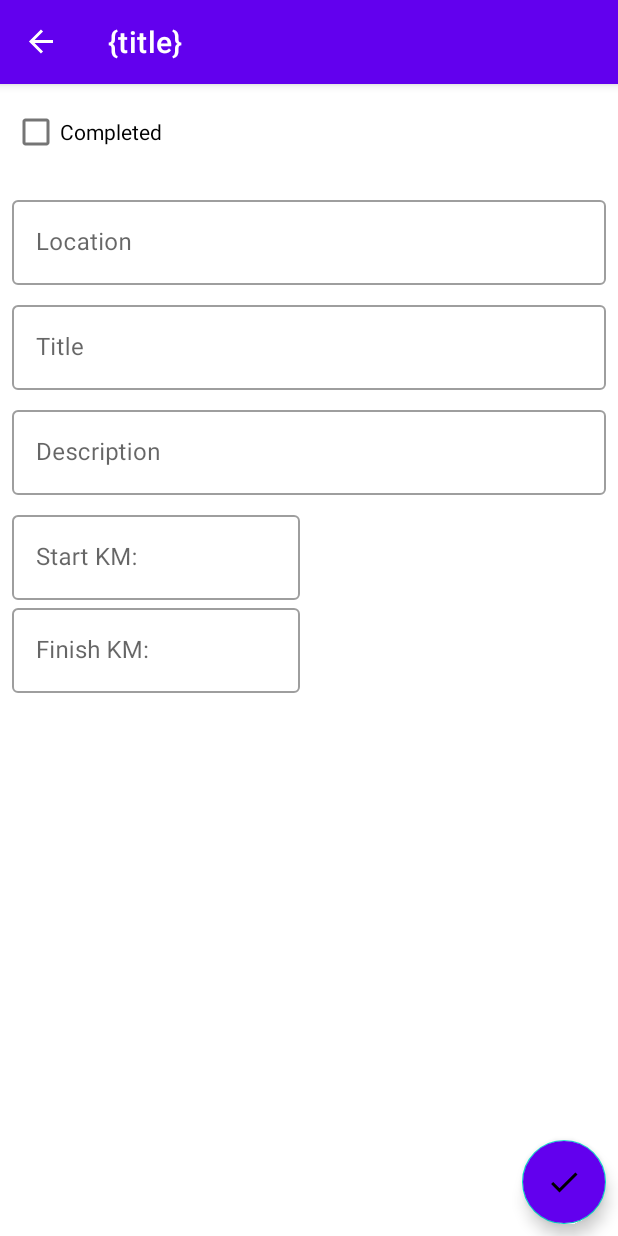
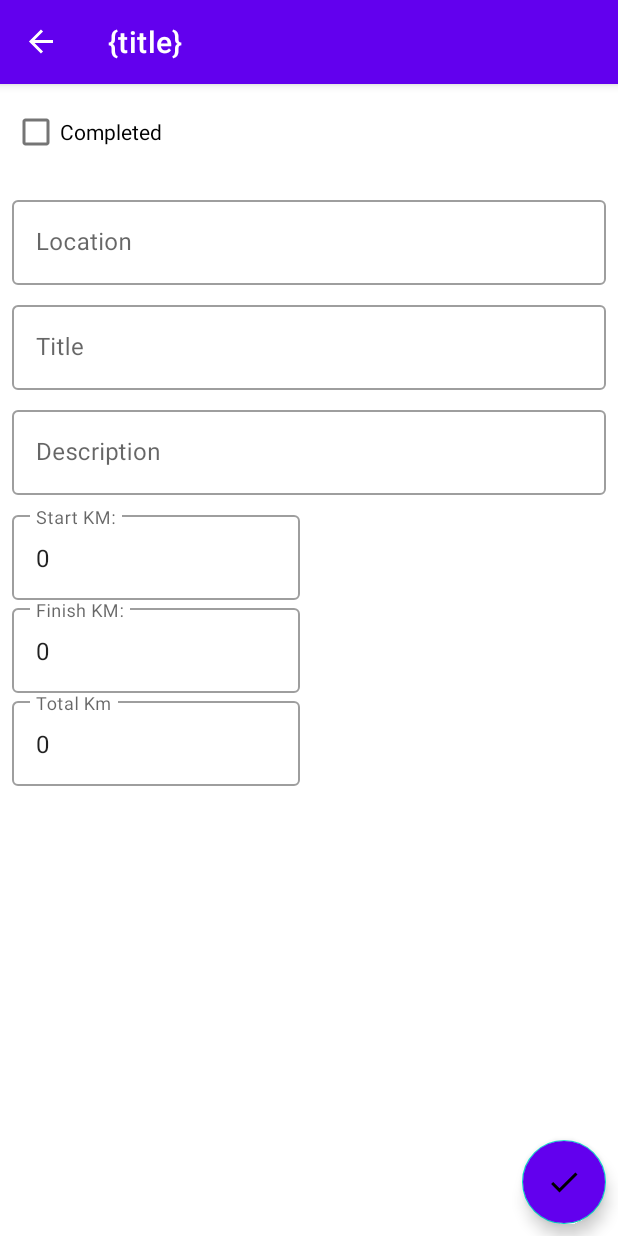
Before and after one commit to DurbinDevs/Tradie-Diary, an Android app: the AddEditJobFragment screen opened through its navigation route, on a phone screen of 412 x 824 dp. Run offline under Robolectric (Android 15) with nearby library versions, the phone set to English and light mode, and no system bars; our stand-ins replace Dagger/Hilt's generated code, navigation-ui; libraries missing offline, so code that uses them is left out: androidx.hilt.lifecycle; 2 statements that could not run were skipped.

Commit message:
fixed some bugs and changed textinput layouts

```diff
--- a/app/src/main/java/com/durbindevs/tradiediary/models/Jobs.kt
+++ b/app/src/main/java/com/durbindevs/tradiediary/models/Jobs.kt
@@ -20,6 +20,7 @@ data class Jobs(
     val dateCreated: Long = System.currentTimeMillis(),
     val startKm: String,
     val finishKm: String,
+    val totalKm: String = "0",
     var isCompleted: Boolean = false
 ) : Parcelable {
     val dateCreatedFormat: String
--- a/app/src/main/java/com/durbindevs/tradiediary/ui/fragments/AddEditJobFragment.kt
+++ b/app/src/main/java/com/durbindevs/tradiediary/ui/fragments/AddEditJobFragment.kt
@@ -15,7 +15,6 @@ import androidx.lifecycle.lifecycleScope
 import androidx.navigation.fragment.findNavController
 import com.durbindevs.tradiediary.JobActivity
 import com.durbindevs.tradiediary.databinding.AddEditJobFragmentBinding
-import com.durbindevs.tradiediary.databinding.AddJobFragmentBinding
 import com.durbindevs.tradiediary.models.Jobs
 import com.durbindevs.tradiediary.ui.viewmodels.AddEditTaskViewModel
 import com.durbindevs.tradiediary.ui.viewmodels.MainViewModel
@@ -54,6 +53,8 @@ class AddEditJobFragment : Fragment() {
             etJobDescription.setText(addEditViewModel.jobDescription)
             etStartKm.setText(addEditViewModel.jobStartKm.toString())
             etFinishKm.setText(addEditViewModel.jobFinishKm.toString())
+            cbIsCompleted.isChecked = addEditViewModel.jobCompleted
+            etTotalKm.setText(addEditViewModel.jobTotalKm)
 
 
 
@@ -71,6 +72,9 @@ class AddEditJobFragment : Fragment() {
             }
             etFinishKm.addTextChangedListener {
                 addEditViewModel.jobFinishKm = it.toString()
+            }
+            cbIsCompleted.setOnCheckedChangeListener{ _, isChecked ->
+                addEditViewModel.jobCompleted = isChecked
             }
 
         }
--- a/app/src/main/java/com/durbindevs/tradiediary/ui/viewmodels/AddEditTaskViewModel.kt
+++ b/app/src/main/java/com/durbindevs/tradiediary/ui/viewmodels/AddEditTaskViewModel.kt
@@ -1,5 +1,6 @@
 package com.durbindevs.tradiediary.ui.viewmodels
 
+import android.util.Log
 import androidx.lifecycle.SavedStateHandle
 import androidx.lifecycle.ViewModel
 import androidx.lifecycle.viewModelScope
@@ -7,7 +8,6 @@ import com.durbindevs.tradiediary.ADD_JOB_RESULT_OK
 import com.durbindevs.tradiediary.EDIT_JOB_RESULT_OK
 import com.durbindevs.tradiediary.models.Jobs
 import com.durbindevs.tradiediary.repository.Repository
-import dagger.assisted.Assisted
 import dagger.hilt.android.lifecycle.HiltViewModel
 import kotlinx.coroutines.channels.Channel
 import kotlinx.coroutines.flow.receiveAsFlow
@@ -44,13 +44,13 @@ class AddEditTaskViewModel @Inject constructor(
             state.set("jobDescription", value) // save value to saved state handle
         }
 
-    var jobStartKm = state.get<String>("jobStartKm") ?: job?.startKm ?: ""
+    var jobStartKm = state.get<String>("jobStartKm") ?: job?.startKm ?: "0"
         set(value) {
             field = value
             state.set("jobStartKm", value) // save value to saved state handle
         }
 
-    var jobFinishKm = state.get<String>("jobFinishKm") ?: job?.finishKm ?: ""
+    var jobFinishKm = state.get<String>("jobFinishKm") ?: job?.finishKm ?: "0"
         set(value) {
             field = value
             state.set("jobFinishKm", value) // save value to saved state handle
@@ -61,6 +61,9 @@ class AddEditTaskViewModel @Inject constructor(
             field = value
             state.set("jobCompleted", value)
         }
+    val jobTotalKm = totalKmCalculation(jobStartKm.toInt(), jobFinishKm.toInt())
+
+
 
 
     fun onSaveJobClick() {
@@ -75,7 +78,8 @@ class AddEditTaskViewModel @Inject constructor(
                 description = jobDescription,
                 startKm = jobStartKm,
                 finishKm = jobFinishKm,
-                isCompleted = jobCompleted
+                isCompleted = jobCompleted,
+                totalKm = jobTotalKm
                 )
             updateJob(updateJob)
         }else{
@@ -85,7 +89,8 @@ class AddEditTaskViewModel @Inject constructor(
                 description = jobDescription,
                 startKm = jobStartKm,
                 finishKm = jobFinishKm,
-                isCompleted = jobCompleted
+                isCompleted = jobCompleted,
+                totalKm = jobTotalKm
             )
             createJob(newJob)
         }
@@ -98,13 +103,23 @@ class AddEditTaskViewModel @Inject constructor(
 
 
     private fun createJob(jobs: Jobs) = viewModelScope.launch {
+
         repository.db.getJobsDao().saveJob(jobs)
         jobEventChannel.send(AddEditJobEvent.NavigateBackWithResult(ADD_JOB_RESULT_OK))
     }
 
     private fun updateJob(jobs: Jobs) = viewModelScope.launch {
+       // Log.d("TAG", "total${jobTotalKm} ")
         repository.db.getJobsDao().update(jobs)
         jobEventChannel.send(AddEditJobEvent.NavigateBackWithResult(EDIT_JOB_RESULT_OK))
+    }
+
+    private fun totalKmCalculation(startKm: Int?, finishKm: Int?): String {
+        var total = finishKm!! - startKm!!
+        if (finishKm < startKm){
+            total = 0
+        }
+        return total.toString()
     }
 
 
--- a/app/src/main/java/com/durbindevs/tradiediary/ui/viewmodels/MainViewModel.kt
+++ b/app/src/main/java/com/durbindevs/tradiediary/ui/viewmodels/MainViewModel.kt
@@ -48,11 +48,6 @@ class MainViewModel @Inject constructor(
 
     val tasks = taskFlow.asLiveData()
     //val readData: LiveData<List<Jobs>> = repository.db.getJobsDao().getJobs()
-
-    fun saveJob(job: Jobs) =
-        viewModelScope.launch {
-            repository.saveJob(job)
-        }
 
 
     fun onSortOrderSelected(sortOrder: SortOrder) = viewModelScope.launch {
--- a/app/src/main/res/layout/add_edit_job_fragment.xml
+++ b/app/src/main/res/layout/add_edit_job_fragment.xml
@@ -125,7 +125,6 @@
             android:layout_marginBottom="8dp"
             android:hint="@string/finish_km"
             android:inputType="text"
-            android:paddingBottom="10dp"
             app:layout_constraintEnd_toStartOf="@+id/guideline2"
             app:layout_constraintStart_toStartOf="@+id/startKmInputLayout"
             app:layout_constraintTop_toBottomOf="@+id/startKmInputLayout">
@@ -139,7 +138,27 @@
 
         </com.google.android.material.textfield.TextInputLayout>
 
+        <com.google.android.material.textfield.TextInputLayout
+            android:id="@+id/totalKmInputLayout"
+            style="@style/Widget.MaterialComponents.TextInputLayout.OutlinedBox"
+            android:layout_width="0dp"
+            android:layout_height="wrap_content"
+            android:layout_marginBottom="8dp"
+            android:hint="@string/total_km"
+            android:inputType="text"
+            android:paddingBottom="10dp"
+            app:layout_constraintEnd_toStartOf="@+id/guideline2"
+            app:layout_constraintStart_toStartOf="@+id/finishKmInputLayout"
+            app:layout_constraintTop_toBottomOf="@+id/finishKmInputLayout">
 
+            <com.google.android.material.textfield.TextInputEditText
+                android:id="@+id/etTotalKm"
+                android:layout_width="match_parent"
+                android:layout_height="wrap_content">
+
+            </com.google.android.material.textfield.TextInputEditText>
+
+        </com.google.android.material.textfield.TextInputLayout>
         <androidx.constraintlayout.widget.Guideline
             android:id="@+id/guideline2"
             android:layout_width="wrap_content"
--- a/app/src/main/res/values/strings.xml
+++ b/app/src/main/res/values/strings.xml
@@ -10,4 +10,5 @@
     <string name="completed">Completed</string>
     <string name="description">Description</string>
     <string name="plus">+</string>
+    <string name="total_km">Total Km</string>
 </resources>
```
Also changed, not shown: app/src/main/java/com/durbindevs/tradiediary/ui/fragments/EditJobFragment.kt (deleted, +0 -54 lines), app/src/main/res/layout/add_job_fragment.xml (deleted, +0 -120 lines).
